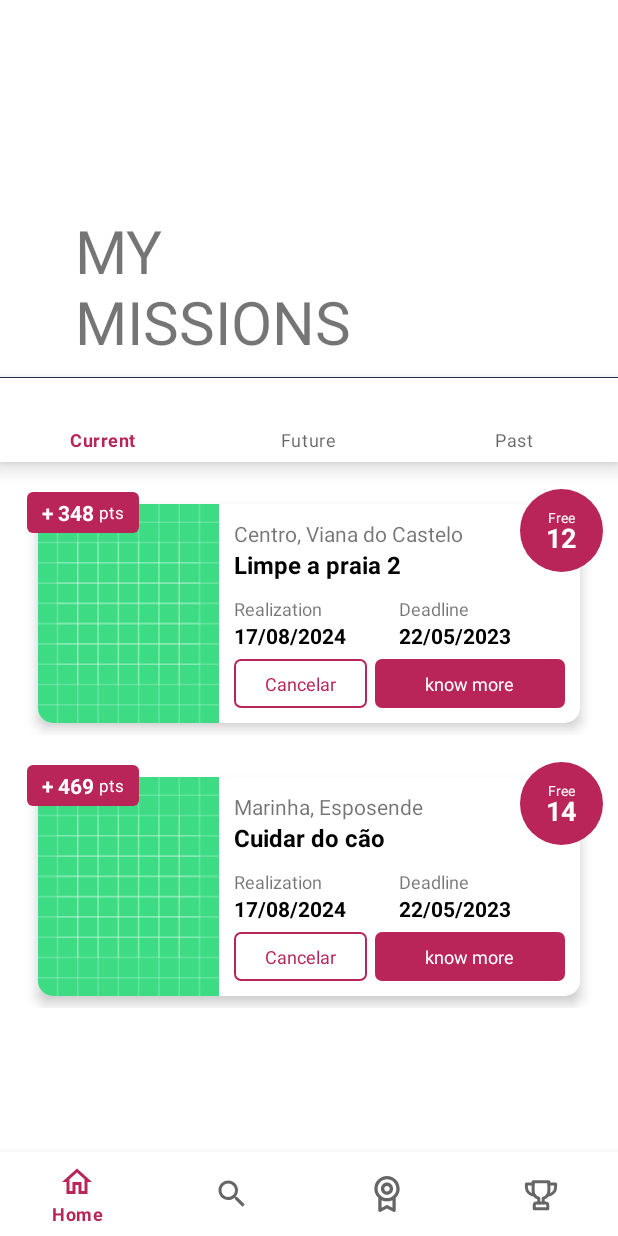
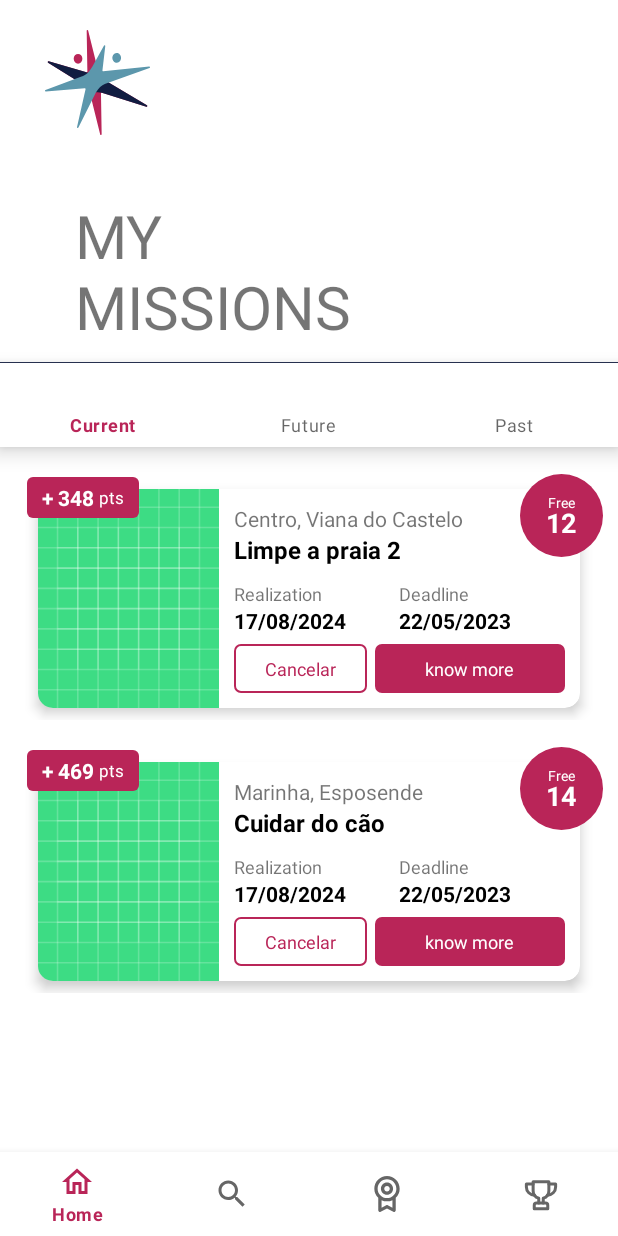
Before and after one commit to jacksonbarreto/Conslife, an Android app: the screen it shows after launch (MyMissionsActivity), on a phone screen of 412 x 824 dp. Run offline under Robolectric (Android 15) with nearby library versions, the phone set to English and light mode, and no system bars; our stand-ins replace navigation-ui; pictures from the network do not load.

Commit message:
Conslife signal added

```diff
--- /dev/null
+++ b/app/src/main/res/drawable/ic_conslife_signal.xml
@@ -0,0 +1,18 @@
+<vector xmlns:android="http://schemas.android.com/apk/res/android"
+    android:width="156.3dp"
+    android:height="138.97dp"
+    android:viewportWidth="156.3"
+    android:viewportHeight="138.97">
+  <path
+      android:pathData="M4.61,43.3 L54.9,71.05l0.29,0.16 0.35,0.2a0.57,0.57 0,0 1,0.13 0.08,26.18 26.18,0 0,1 11.57,14 1.09,1.09 0,0 1,0.33 0.53l14.61,52.16a1.09,1.09 0,0 0,2.14 -0.31l-1,-53.8a1.07,1.07 0,0 1,0.43 -0.88,1 1,0 0,1 1,-0.19l66.16,18.5a1.09,1.09 0,0 0,0.8 -2L92.22,68.29l-0.3,-0.16h0l-1.07,-0.56a1,1 0,0 1,-0.43 -0.41A33.85,33.85 0,0 1,79.09 53.44a1,1 0,0 1,-0.27 -0.48l-0.46,-1.62h0L64.2,0.8a1.09,1.09 0,0 0,-2.14 0.31l1,53.8a1,1 0,0 1,-0.42 0.88,1.08 1.08,0 0,1 -1,0.19L5.41,41.28a1.09,1.09 0,0 0,-0.8 2ZM44.61,33.56a6.46,6.46 0,1 1,0 9.13,6.46 6.46,0 0,1 0,-9.13Z"
+      android:fillColor="#b92558"
+      android:fillType="evenOdd"/>
+  <path
+      android:pathData="M4.61,43.3 L54.9,71.05l0.29,0.16 0.35,0.2h0.13A26,26 0,0 1,67 84.93c6.53,-2.76 11.38,-3.34 17.37,-2h0.33l66.16,18.5a1.09,1.09 0,0 0,0.8 -2L92.22,68.29l-0.3,-0.16h0l-1.07,-0.56h-0.43A34,34 0,0 1,79.33 54c-7,2.44 -11.21,4.43 -20.21,1.33h0l-53.7,-14a1.09,1.09 0,0 0,-0.8 2Z"
+      android:fillColor="#111d41"
+      android:fillType="evenOdd"/>
+  <path
+      android:pathData="M1.19,81.38l58,-4.22a1.08,1.08 0,0 1,0.91 0.36,1 1,0 0,1 0.26,0.94L47.69,128.37a1.06,1.06 0,0 0,0.72 1.25,1.13 1.13,0 0,0 1.33,-0.56L75.55,83.19a1.34,1.34 0,0 1,0.24 -0.32c4.12,-6.29 7.93,-9.56 13.89,-11.77A1,1 0,0 1,90 71l65.56,-20.58a1.09,1.09 0,0 0,-0.43 -2.12L86.7,54.69a1.06,1.06 0,0 1,-0.91 -0.36,1.13 1.13,0 0,1 -0.26,-0.94l4.16,-31.91A1.11,1.11 0,0 0,89 20.23a1.12,1.12 0,0 0,-1.32 0.56L70.81,47.94a3.67,3.67 0,0 1,-0.45 0.72,1.92 1.92,0 0,1 -0.23,0.31C65.32,55.15 63,59.34 53.43,61.73h0L0.76,79.25a1.09,1.09 0,0 0,0.43 2.13ZM100.41,35.55a6.46,6.46 0,1 1,4.94 7.68,6.46 6.46,0 0,1 -4.94,-7.68Z"
+      android:fillColor="#5c97ac"
+      android:fillType="evenOdd"/>
+</vector>
--- a/app/src/main/res/layout/activity_my_missions.xml
+++ b/app/src/main/res/layout/activity_my_missions.xml
@@ -14,10 +14,11 @@
 
         <ImageView
             android:id="@+id/signal_logo"
-            android:layout_width="100dp"
-            android:layout_height="100dp"
-            android:src="@drawable/ic_white_conslife_logo"
-            android:scaleType="center"
+            android:layout_width="70dp"
+            android:layout_height="70dp"
+            android:src="@drawable/ic_conslife_signal"
+            android:scaleType="fitXY"
+            android:layout_marginTop="20dp"
             app:layout_constraintTop_toTopOf="parent"
             app:layout_constraintStart_toStartOf="parent"
             android:layout_marginStart="30dp"/>
```
